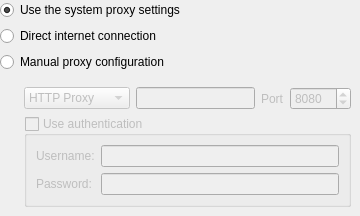
The window that network/proxysettings.ui (polpo/cantata-mac) describes before a commit, drawn with Qt 5.
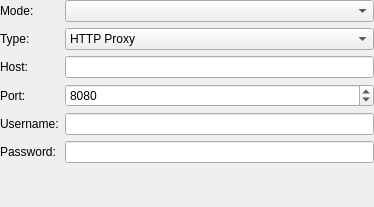
The same window after the commit. Custom widgets are drawn as their Qt base class.

Commit message: Simpler proxy settings

The edit to the form file:
```diff
--- a/network/proxysettings.ui
+++ b/network/proxysettings.ui
@@ -6,50 +6,41 @@
    <rect>
     <x>0</x>
     <y>0</y>
-    <width>360</width>
-    <height>204</height>
+    <width>374</width>
+    <height>207</height>
    </rect>
   </property>
-  <layout class="QVBoxLayout" name="verticalLayout">
+  <property name="sizePolicy">
+   <sizepolicy hsizetype="MinimumExpanding" vsizetype="MinimumExpanding">
+    <horstretch>0</horstretch>
+    <verstretch>0</verstretch>
+   </sizepolicy>
+  </property>
+  <layout class="QFormLayout" name="mainLayout">
    <property name="margin">
     <number>0</number>
    </property>
-   <item>
-    <widget class="QRadioButton" name="proxySystem">
+   <item row="0" column="0">
+    <widget class="BuddyLabel" name="modeLabel">
      <property name="text">
-      <string>Use the system proxy settings</string>
+      <string>Mode:</string>
      </property>
-     <property name="checked">
-      <bool>true</bool>
+     <property name="buddy">
+      <cstring>proxyMode</cstring>
      </property>
     </widget>
    </item>
-   <item>
-    <widget class="QRadioButton" name="proxyDirect">
-     <property name="text">
-      <string>Direct internet connection</string>
-     </property>
-    </widget>
+   <item row="0" column="1">
+    <widget class="QComboBox" name="proxyMode"/>
    </item>
-   <item>
-    <widget class="QRadioButton" name="proxyManual">
+   <item row="1" column="0">
+    <widget class="BuddyLabel" name="proxyTypeLabel">
      <property name="text">
-      <string>Manual proxy configuration</string>
+      <string>Type:</string>
      </property>
     </widget>
    </item>
-   <item>
-    <widget class="QWidget" name="proxy_manual_container" native="true">
-     <property name="enabled">
-      <bool>false</bool>
-     </property>
-     <layout class="QVBoxLayout" name="verticalLayout_5">
-      <property name="leftMargin">
-       <number>24</number>
-      </property>
-      <item>
-       <layout class="QHBoxLayout" name="horizontalLayout_5">
-        <item>
+   <item row="1" column="1">
          <widget class="QComboBox" name="proxyType">
           <item>
            <property name="text">
@@ -63,17 +54,30 @@
           </item>
          </widget>
         </item>
-        <item>
+   <item row="2" column="0">
+    <widget class="BuddyLabel" name="proxyHostLabel">
+     <property name="text">
+      <string>Host:</string>
+     </property>
+     <property name="buddy">
+      <cstring>proxyHost</cstring>
+     </property>
+    </widget>
+   </item>
+   <item row="2" column="1">
          <widget class="LineEdit" name="proxyHost"/>
         </item>
-        <item>
-         <widget class="QLabel" name="label_15">
+   <item row="3" column="0">
+    <widget class="BuddyLabel" name="proxyPortLabel">
           <property name="text">
-           <string>Port</string>
+      <string>Port:</string>
+     </property>
+     <property name="buddy">
+      <cstring>proxyPort</cstring>
           </property>
          </widget>
         </item>
-        <item>
+   <item row="3" column="1">
          <widget class="SpinBox" name="proxyPort">
           <property name="maximum">
            <number>65535</number>
@@ -83,28 +87,8 @@
           </property>
          </widget>
         </item>
-       </layout>
-      </item>
-      <item>
-       <widget class="QGroupBox" name="proxyAuth">
-        <property name="enabled">
-         <bool>false</bool>
-        </property>
-        <property name="title">
-         <string>Use authentication</string>
-        </property>
-        <property name="checkable">
-         <bool>true</bool>
-        </property>
-        <property name="checked">
-         <bool>false</bool>
-        </property>
-        <layout class="QFormLayout" name="formLayout">
-         <item row="0" column="0">
-          <widget class="BuddyLabel" name="label_16">
-           <property name="enabled">
-            <bool>false</bool>
-           </property>
+   <item row="4" column="0">
+    <widget class="BuddyLabel" name="proxyUsernameLabel">
            <property name="text">
             <string>Username:</string>
            </property>
@@ -113,18 +97,11 @@
            </property>
           </widget>
          </item>
-         <item row="0" column="1">
-          <widget class="LineEdit" name="proxyUsername">
-           <property name="enabled">
-            <bool>false</bool>
-           </property>
-          </widget>
-         </item>
-         <item row="1" column="0">
-          <widget class="BuddyLabel" name="label_17">
-           <property name="enabled">
-            <bool>false</bool>
-           </property>
+   <item row="4" column="1">
+    <widget class="LineEdit" name="proxyUsername"/>
+   </item>
+   <item row="5" column="0">
+    <widget class="BuddyLabel" name="proxyPasswordLabel">
            <property name="text">
             <string>Password:</string>
            </property>
@@ -133,11 +110,8 @@
            </property>
           </widget>
          </item>
-         <item row="1" column="1">
+   <item row="5" column="1">
           <widget class="LineEdit" name="proxyPassword">
-           <property name="enabled">
-            <bool>false</bool>
-           </property>
            <property name="echoMode">
             <enum>QLineEdit::Password</enum>
            </property>
@@ -145,25 +119,6 @@
          </item>
         </layout>
        </widget>
-      </item>
-     </layout>
-    </widget>
-   </item>
-   <item>
-    <spacer name="verticalSpacer">
-     <property name="orientation">
-      <enum>Qt::Vertical</enum>
-     </property>
-     <property name="sizeHint" stdset="0">
-      <size>
-       <width>20</width>
-       <height>2</height>
-      </size>
-     </property>
-    </spacer>
-   </item>
-  </layout>
- </widget>
  <customwidgets>
   <customwidget>
    <class>LineEdit</class>
```
Left out of the diff: 102 changed lines with no effect on the pictures. Lines whose indentation alone changed are shown as unchanged. The commit also changes 5 other files.
